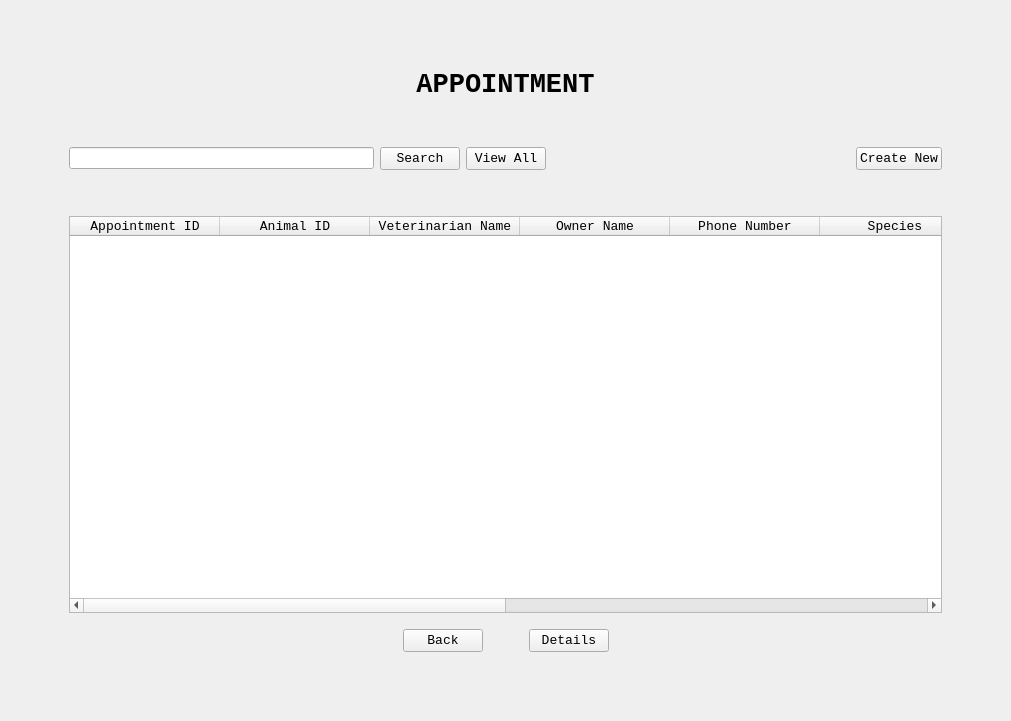
The window that AppointmentUI.ui (ASNaeem/Simple-VCMS) describes before a commit, drawn with Qt 5.
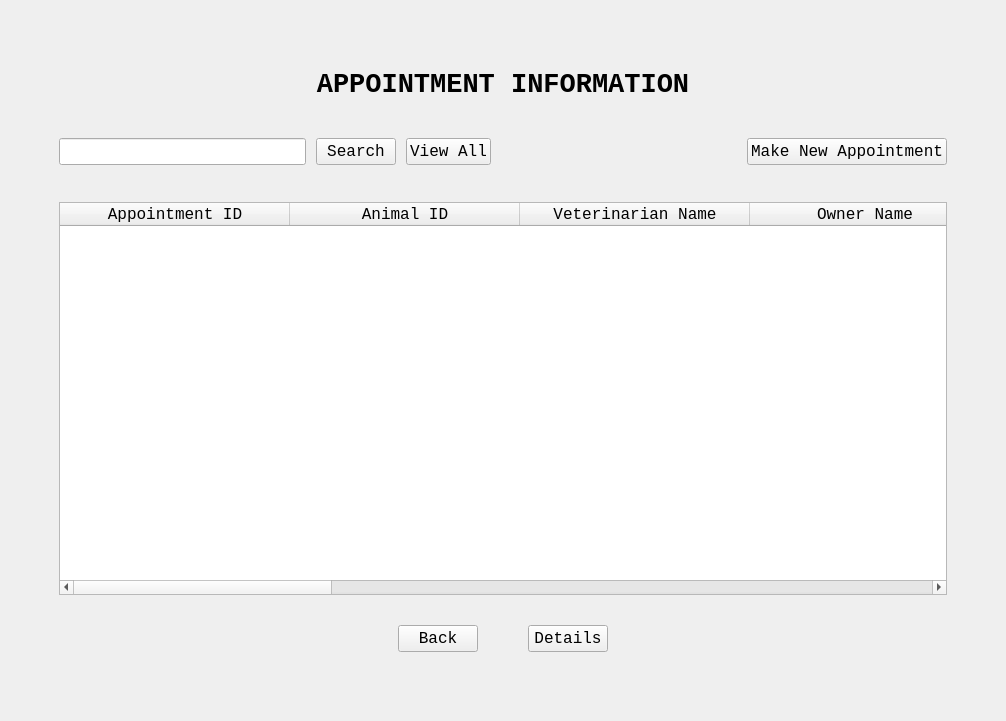
The same window after the commit.

Patch:
```diff
--- a/AppointmentUI.ui
+++ b/AppointmentUI.ui
@@ -6,7 +6,7 @@
    <rect>
     <x>0</x>
     <y>0</y>
-    <width>1011</width>
+    <width>1006</width>
     <height>721</height>
    </rect>
   </property>
@@ -22,7 +22,10 @@
   <widget class="QWidget" name="centralwidget">
    <layout class="QVBoxLayout" name="verticalLayout_2">
     <item>
-     <layout class="QVBoxLayout" name="verticalLayout" stretch="1,0,1,0,40,1">
+     <layout class="QVBoxLayout" name="verticalLayout" stretch="1,1,0,1,15,1">
+      <property name="spacing">
+       <number>10</number>
+      </property>
       <property name="leftMargin">
        <number>50</number>
       </property>
@@ -57,7 +60,7 @@
            </font>
           </property>
           <property name="text">
-           <string>APPOINTMENT</string>
+           <string>APPOINTMENT INFORMATION</string>
           </property>
           <property name="alignment">
            <set>Qt::AlignCenter</set>
@@ -80,43 +83,44 @@
        </spacer>
       </item>
       <item>
-       <layout class="QHBoxLayout" name="horizontal_layout_search" stretch="0,0,0,0,0">
-        <property name="leftMargin">
+       <layout class="QGridLayout" name="gridLayout_13">
+        <property name="spacing">
          <number>10</number>
         </property>
-        <property name="rightMargin">
-         <number>10</number>
-        </property>
-        <item>
-         <widget class="QLineEdit" name="search_line_2">
-          <property name="sizePolicy">
-           <sizepolicy hsizetype="Expanding" vsizetype="Maximum">
-            <horstretch>0</horstretch>
-            <verstretch>0</verstretch>
-           </sizepolicy>
+        <item row="1" column="5">
+         <widget class="QPushButton" name="button_animal_reg">
+          <property name="font">
+           <font>
+            <family>Courier New</family>
+            <pointsize>12</pointsize>
+            <weight>50</weight>
+            <bold>false</bold>
+            <kerning>true</kerning>
+           </font>
           </property>
-          <property name="maximumSize">
+          <property name="cursor">
+           <cursorShape>PointingHandCursor</cursorShape>
+          </property>
+          <property name="text">
+           <string>Make New Appointment</string>
+          </property>
+          <property name="iconSize">
            <size>
-            <width>16777215</width>
-            <height>16777215</height>
+            <width>16</width>
+            <height>16</height>
            </size>
           </property>
          </widget>
         </item>
-        <item>
-         <widget class="QPushButton" name="search_button_2">
-          <property name="sizePolicy">
-           <sizepolicy hsizetype="Maximum" vsizetype="Fixed">
-            <horstretch>0</horstretch>
-            <verstretch>0</verstretch>
-           </sizepolicy>
-          </property>
+        <item row="1" column="2">
+         <widget class="QPushButton" name="button_animal_search">
           <property name="font">
            <font>
             <family>Courier New</family>
-            <pointsize>10</pointsize>
+            <pointsize>12</pointsize>
             <weight>50</weight>
             <bold>false</bold>
+            <kerning>true</kerning>
            </font>
           </property>
           <property name="cursor">
@@ -127,20 +131,41 @@
           </property>
          </widget>
         </item>
-        <item>
-         <widget class="QPushButton" name="search_button_3">
-          <property name="sizePolicy">
-           <sizepolicy hsizetype="Maximum" vsizetype="Fixed">
-            <horstretch>0</horstretch>
-            <verstretch>0</verstretch>
-           </sizepolicy>
+        <item row="1" column="0">
+         <widget class="QLineEdit" name="line_animal_search_2">
+          <property name="font">
+           <font>
+            <family>Courier New</family>
+            <pointsize>12</pointsize>
+            <weight>50</weight>
+            <bold>false</bold>
+            <kerning>true</kerning>
+           </font>
           </property>
+         </widget>
+        </item>
+        <item row="1" column="4">
+         <spacer name="horizontalSpacer_4">
+          <property name="orientation">
+           <enum>Qt::Horizontal</enum>
+          </property>
+          <property name="sizeHint" stdset="0">
+           <size>
+            <width>40</width>
+            <height>20</height>
+           </size>
+          </property>
+         </spacer>
+        </item>
+        <item row="1" column="3">
+         <widget class="QPushButton" name="button_animal_view_all">
           <property name="font">
            <font>
             <family>Courier New</family>
-            <pointsize>10</pointsize>
+            <pointsize>12</pointsize>
             <weight>50</weight>
             <bold>false</bold>
+            <kerning>true</kerning>
            </font>
           </property>
           <property name="cursor">
@@ -151,43 +176,6 @@
           </property>
          </widget>
         </item>
-        <item>
-         <spacer name="horizontalSpacer_3">
-          <property name="orientation">
-           <enum>Qt::Horizontal</enum>
-          </property>
-          <property name="sizeHint" stdset="0">
-           <size>
-            <width>40</width>
-            <height>20</height>
-           </size>
-          </property>
-         </spacer>
-        </item>
-        <item>
-         <widget class="QPushButton" name="Create_button_2">
-          <property name="sizePolicy">
-           <sizepolicy hsizetype="Maximum" vsizetype="Fixed">
-            <horstretch>0</horstretch>
-            <verstretch>0</verstretch>
-           </sizepolicy>
-          </property>
-          <property name="font">
-           <font>
-            <family>Courier New</family>
-            <pointsize>10</pointsize>
-            <weight>50</weight>
-            <bold>false</bold>
-           </font>
-          </property>
-          <property name="cursor">
-           <cursorShape>PointingHandCursor</cursorShape>
-          </property>
-          <property name="text">
-           <string>Create New</string>
-          </property>
-         </widget>
-        </item>
        </layout>
       </item>
       <item>
@@ -206,13 +194,13 @@
       <item>
        <layout class="QVBoxLayout" name="vertical_layout_table" stretch="0">
         <property name="leftMargin">
-         <number>10</number>
+         <number>0</number>
         </property>
         <property name="topMargin">
          <number>0</number>
         </property>
         <property name="rightMargin">
-         <number>10</number>
+         <number>0</number>
         </property>
         <property name="bottomMargin">
          <number>10</number>
@@ -240,7 +228,7 @@
           <property name="font">
            <font>
             <family>Courier New</family>
-            <pointsize>10</pointsize>
+            <pointsize>12</pointsize>
             <weight>50</weight>
             <bold>false</bold>
            </font>
@@ -255,7 +243,7 @@
            <number>39</number>
           </attribute>
           <attribute name="horizontalHeaderDefaultSectionSize">
-           <number>150</number>
+           <number>230</number>
           </attribute>
           <attribute name="horizontalHeaderStretchLastSection">
            <bool>true</bool>
@@ -325,6 +313,9 @@
         <property name="leftMargin">
          <number>10</number>
         </property>
+        <property name="topMargin">
+         <number>10</number>
+        </property>
         <property name="rightMargin">
          <number>10</number>
         </property>
@@ -355,7 +346,7 @@
           <property name="font">
            <font>
             <family>Courier New</family>
-            <pointsize>10</pointsize>
+            <pointsize>12</pointsize>
             <weight>50</weight>
             <bold>false</bold>
            </font>
@@ -392,7 +383,7 @@
           <property name="font">
            <font>
             <family>Courier New</family>
-            <pointsize>10</pointsize>
+            <pointsize>12</pointsize>
             <weight>50</weight>
             <bold>false</bold>
            </font>
```
